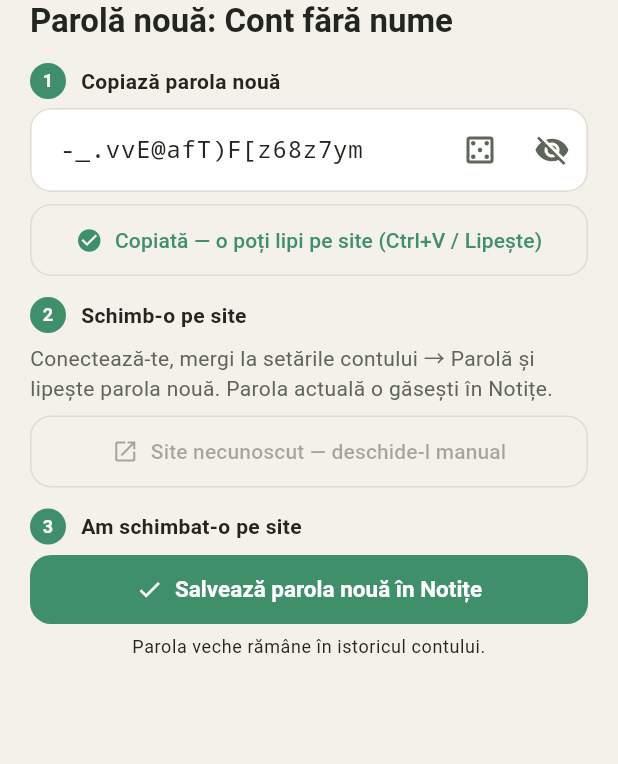
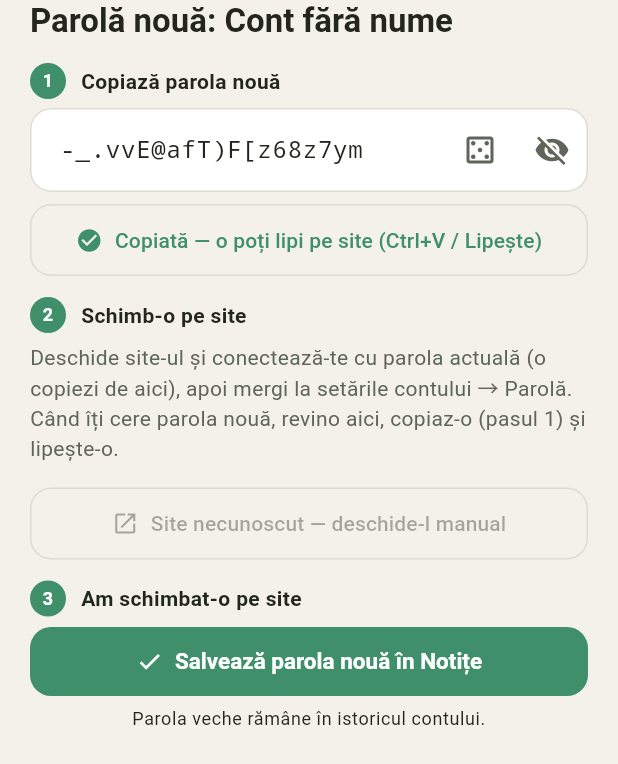
Before and after one commit to kappado2000/notite, a Flutter app: the _ChangeSheet widget shown alone on an empty page, opened directly with empty values, after a tap on "Copiază parola nouă", on a phone screen of 412 x 824 dp. Shown: the top 764 px of the screen. Run offline on Flutter 3.47's test engine with Material 3 defaults, Android fonts, the phone set to English and light mode, and no system bars; our stand-ins replace cloud_firestore, file_picker, firebase_auth, firebase_core, flutter_colorpicker, flutter_local_notifications and 12 more; missing offline and left inert: charcode, cryptography, cunning_document_scanner, flutter_keyboard_visibility_temp_fork, flutter_quill_delta_from_html, google_mlkit_text_recognition and 5 more; accounts and stored records are empty.

Commit message:
Repară parolele: buton „Copiază parola actuală” pentru conectarea pe site (fără să depinzi de completarea automată)
Co-Authored-By: Claude Opus 5.5 <noreply@anthropic.com>

```diff
--- a/lib/screens/secrets/password_fix_screen.dart
+++ b/lib/screens/secrets/password_fix_screen.dart
@@ -1,6 +1,7 @@
 import 'dart:async';
 
 import 'package:flutter/material.dart';
+import 'package:flutter/services.dart';
 import 'package:provider/provider.dart';
 import 'package:url_launcher/url_launcher.dart';
 
@@ -574,10 +575,29 @@ class _ChangeSheetState extends State<_ChangeSheet> {
   /// să ajungi la „Parolă nouă”.
   static const _keepFor = Duration(minutes: 3);
 
+  bool _copiedOld = false;
+
+  Future<void> _copyOld() async {
+    HapticFeedback.selectionClick();
+    setState(() {
+      _copiedOld = true;
+      _copied = false;
+    });
+    await SecureClipboard.copy(widget.item.password, keepFor: _keepFor);
+    _copiedTimer?.cancel();
+    _copiedTimer = Timer(const Duration(seconds: 4), () {
+      if (mounted) setState(() => _copiedOld = false);
+    });
+  }
+
   Future<void> _copy() async {
+    HapticFeedback.selectionClick();
+    setState(() {
+      _copied = true;
+      _copiedOld = false;
+    });
     await SecureClipboard.copy(_pass.text, keepFor: _keepFor);
     if (!mounted) return;
-    setState(() => _copied = true);
     _copiedTimer?.cancel();
     _copiedTimer = Timer(const Duration(seconds: 4), () {
       if (mounted) setState(() => _copied = false);
@@ -728,10 +748,24 @@ class _ChangeSheetState extends State<_ChangeSheet> {
             ),
             step('2', 'Schimb-o pe site'),
             Text(
-              'Conectează-te, mergi la setările contului → Parolă și '
-              'lipește parola nouă. Parola actuală o găsești în Notițe.',
+              'Deschide site-ul și conectează-te cu parola actuală (o copiezi '
+              'de aici), apoi mergi la setările contului → Parolă. Când îți '
+              'cere parola nouă, revino aici, copiaz-o (pasul 1) și lipește-o.',
               style: TextStyle(color: scheme.onSurfaceVariant),
             ),
+            const SizedBox(height: 8),
+            if (widget.item.password.isNotEmpty)
+              OutlinedButton.icon(
+                onPressed: _copyOld,
+                icon: Icon(
+                  _copiedOld ? Icons.check_circle : Icons.key_outlined,
+                ),
+                label: Text(
+                  _copiedOld
+                      ? 'Parola actuală copiată — lipește-o la conectare'
+                      : 'Copiază parola actuală (pentru conectare)',
+                ),
+              ),
             const SizedBox(height: 8),
             OutlinedButton.icon(
               onPressed: site == null ? null : () => _open(site),
```
